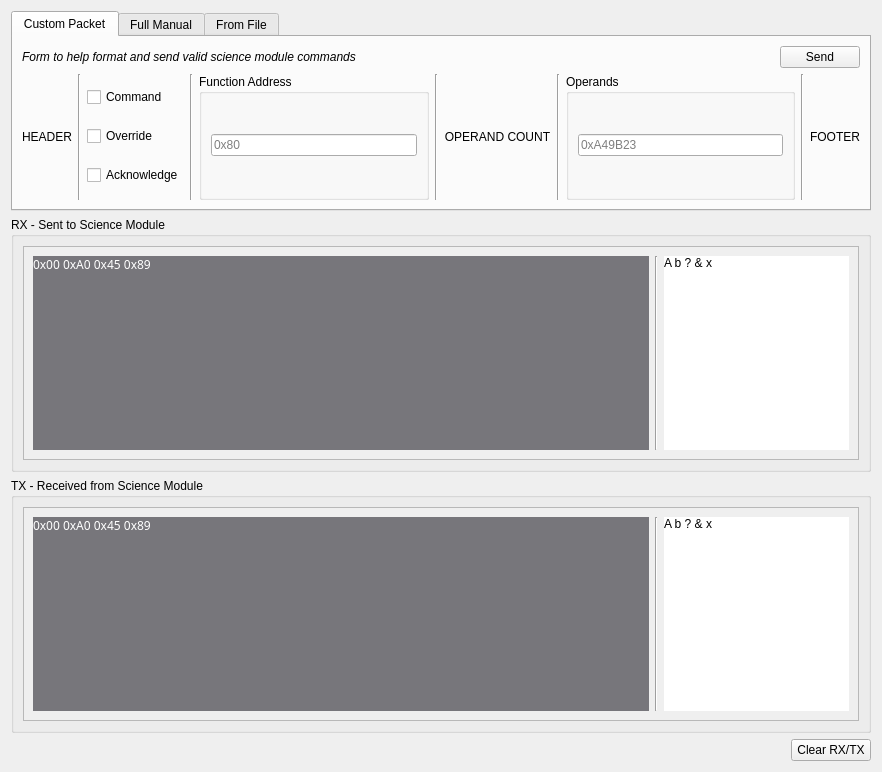
Qt form mars_ws/src/science/science/rxtx_gui/rxtx_gui.ui (BYUMarsRover/Autonomy-ROS2) before a commit.
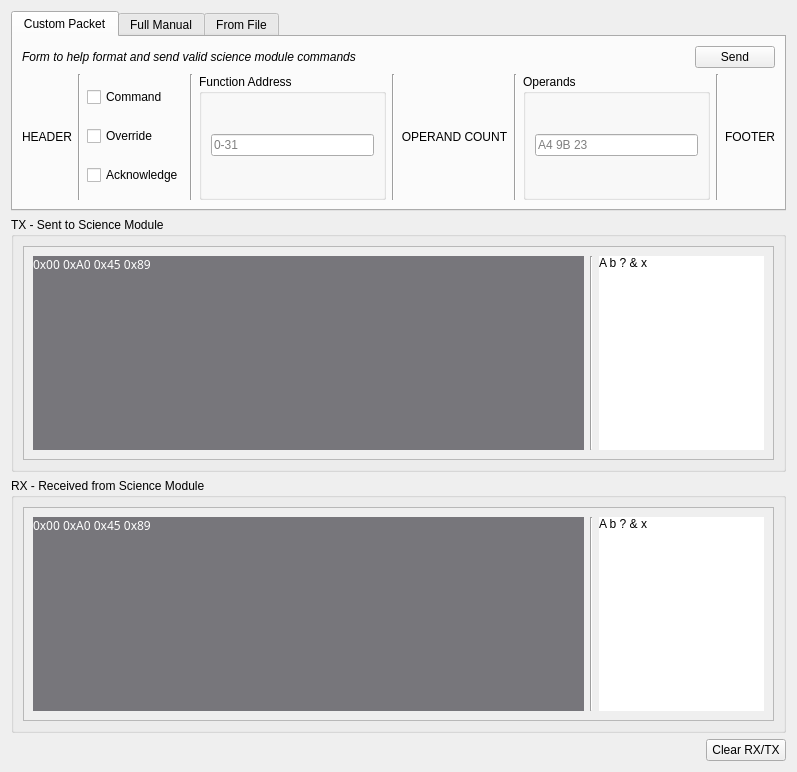
The same form after that commit. The open tabs and pages were chosen to show the change.

Commit message: Added RXTX GUI - linked with other GUIS

Patch:
```diff
--- a/mars_ws/src/science/science/rxtx_gui/rxtx_gui.ui
+++ b/mars_ws/src/science/science/rxtx_gui/rxtx_gui.ui
@@ -6,7 +6,7 @@
    <rect>
     <x>0</x>
     <y>0</y>
-    <width>882</width>
+    <width>797</width>
     <height>772</height>
    </rect>
   </property>
@@ -135,7 +135,7 @@
             <item>
              <widget class="QLineEdit" name="lineEdit">
               <property name="placeholderText">
-               <string>0x80</string>
+               <string>0-31</string>
               </property>
              </widget>
             </item>
@@ -193,7 +193,7 @@
                <string/>
               </property>
               <property name="placeholderText">
-               <string>0xA49B23</string>
+               <string>A4 9B 23</string>
               </property>
              </widget>
             </item>
@@ -352,7 +352,7 @@
    <item>
     <widget class="QGroupBox" name="groupBox_28">
      <property name="title">
-      <string>RX - Sent to Science Module</string>
+      <string>TX - Sent to Science Module</string>
      </property>
      <property name="flat">
       <bool>true</bool>
@@ -368,7 +368,7 @@
           <rect>
            <x>0</x>
            <y>0</y>
-           <width>838</width>
+           <width>753</width>
            <height>190</height>
           </rect>
          </property>
@@ -396,6 +396,9 @@
             <property name="alignment">
              <set>Qt::AlignLeading|Qt::AlignLeft|Qt::AlignTop</set>
             </property>
+            <property name="wordWrap">
+             <bool>true</bool>
+            </property>
             <property name="margin">
              <number>5</number>
             </property>
@@ -425,6 +428,9 @@
             <property name="alignment">
              <set>Qt::AlignLeading|Qt::AlignLeft|Qt::AlignTop</set>
             </property>
+            <property name="wordWrap">
+             <bool>true</bool>
+            </property>
            </widget>
           </item>
          </layout>
@@ -437,7 +443,7 @@
    <item>
     <widget class="QGroupBox" name="groupBox_29">
      <property name="title">
-      <string>TX - Received from Science Module</string>
+      <string>RX - Received from Science Module</string>
      </property>
      <property name="flat">
       <bool>true</bool>
@@ -453,7 +459,7 @@
           <rect>
            <x>0</x>
            <y>0</y>
-           <width>838</width>
+           <width>753</width>
            <height>189</height>
           </rect>
          </property>
@@ -481,6 +487,9 @@
             <property name="alignment">
              <set>Qt::AlignLeading|Qt::AlignLeft|Qt::AlignTop</set>
             </property>
+            <property name="wordWrap">
+             <bool>true</bool>
+            </property>
             <property name="margin">
              <number>5</number>
             </property>
@@ -510,6 +519,9 @@
             <property name="alignment">
              <set>Qt::AlignLeading|Qt::AlignLeft|Qt::AlignTop</set>
             </property>
+            <property name="wordWrap">
+             <bool>true</bool>
+            </property>
            </widget>
           </item>
          </layout>
```
Left out of the diff: 32 changed lines with no effect on the pictures. The commit also changes 8 other files.
